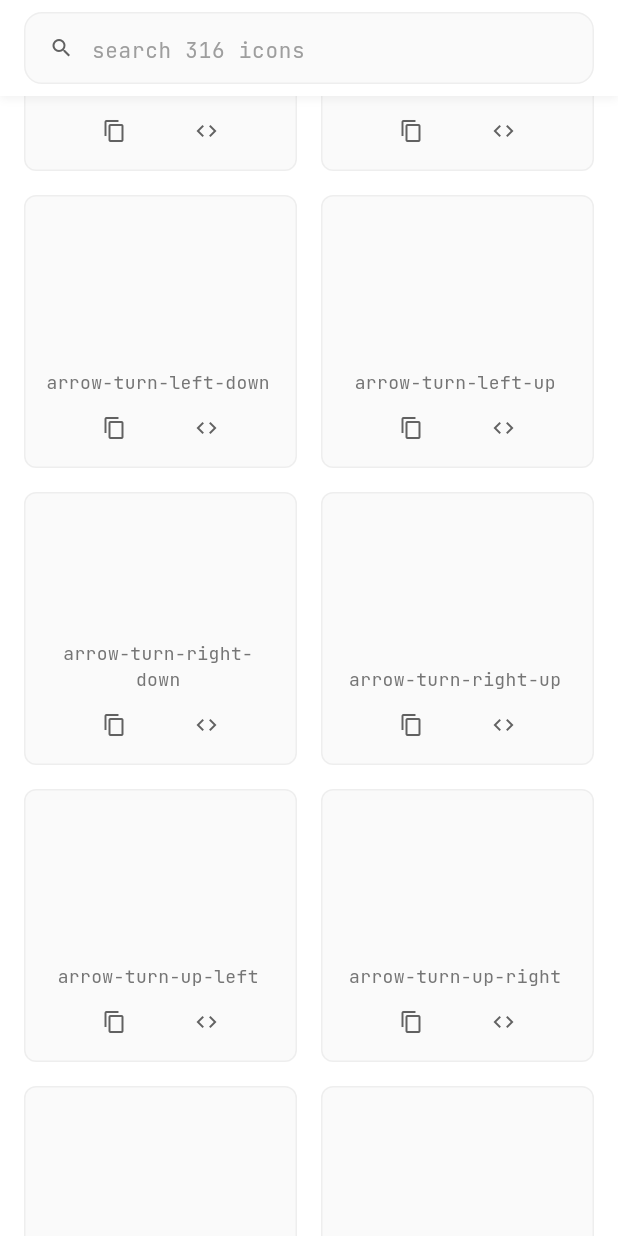
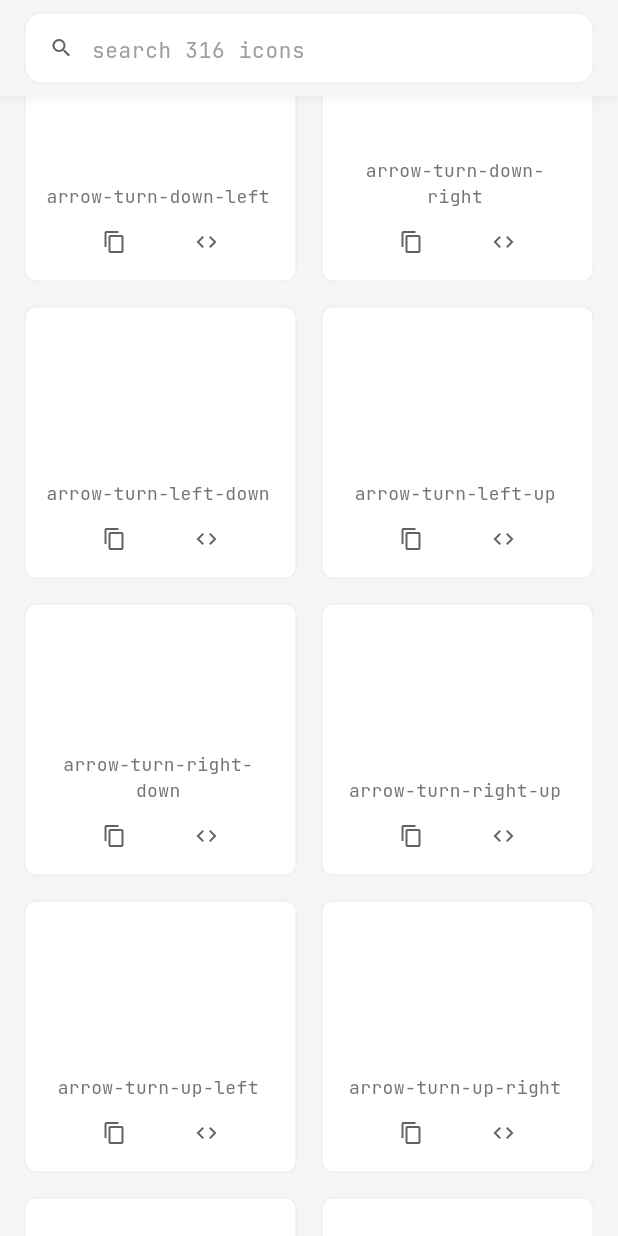
Before and after one commit to heroicons-animated/heroicons-animated-flutter, a Flutter app: the screen it shows after launch, scrolled down 3456 dp, on a phone screen of 412 x 824 dp. Run offline on Flutter 3.47's test engine with Material 3 defaults, Android fonts, the light colour scheme and no system bars; our stand-ins replace google_fonts; missing offline and left inert: path_parsing.

Commit message:
style: update color scheme for dark and light themes in animated icons demo and icon card

```diff
--- a/docs/lib/pages/animated_icons_demo.dart
+++ b/docs/lib/pages/animated_icons_demo.dart
@@ -87,7 +87,7 @@ class _AnimatedIconsDemoState extends State<AnimatedIconsDemo> {
   Widget build(BuildContext context) {
     final isDark = Theme.of(context).brightness == Brightness.dark;
     return Scaffold(
-      backgroundColor: isDark ? const Color(0xFF111111) : Colors.white,
+      backgroundColor: isDark ? const Color(0xFF141414) : const Color(0xFFF5F5F5),
       body: CustomScrollView(
         slivers: [
           SliverToBoxAdapter(child: _buildNavbar(isDark)),
@@ -128,7 +128,7 @@ class _AnimatedIconsDemoState extends State<AnimatedIconsDemo> {
 
   Widget _buildNavbar(bool isDark) {
     return Container(
-      color: isDark ? const Color(0xFF111111) : Colors.white,
+      color: isDark ? const Color(0xFF141414) : const Color(0xFFF5F5F5),
       padding: const EdgeInsets.fromLTRB(16, 14, 16, 10),
       child: Row(
         children: [
@@ -204,7 +204,7 @@ class _AnimatedIconsDemoState extends State<AnimatedIconsDemo> {
           child: Container(
             padding: const EdgeInsets.symmetric(horizontal: 16, vertical: 8),
             decoration: BoxDecoration(
-              color: isDark ? const Color(0xFF1A1A1A) : Colors.grey.shade50,
+              color: isDark ? Colors.black : Colors.white,
               borderRadius: BorderRadius.circular(8),
               border: Border.all(
                 color: isDark ? Colors.white12 : Colors.grey.shade200,
@@ -248,7 +248,7 @@ class _AnimatedIconsDemoState extends State<AnimatedIconsDemo> {
     return Container(
       padding: const EdgeInsets.symmetric(horizontal: 16),
       decoration: BoxDecoration(
-        color: isDark ? const Color(0xFF1A1A1A) : Colors.grey.shade50,
+        color: isDark ? Colors.black : Colors.white,
         borderRadius: BorderRadius.circular(12),
         border: Border.all(
           color: isDark ? Colors.white12 : Colors.grey.shade200,
@@ -355,23 +355,25 @@ class _AnimatedIconsDemoState extends State<AnimatedIconsDemo> {
     return InkWell(
       onTap: () => _launchUrl(url),
       borderRadius: BorderRadius.circular(6),
-      child: IntrinsicWidth(
       child: Container(
-          constraints: const BoxConstraints(minHeight: _buttonHeight),
+        height: _buttonHeight,
         margin: const EdgeInsets.symmetric(horizontal: 4),
-          padding: const EdgeInsets.symmetric(horizontal: 8, vertical: 6),
+        padding: const EdgeInsets.symmetric(horizontal: 10),
+        alignment: Alignment.center,
         decoration: BoxDecoration(
-            color: isDark ? const Color(0xFF1A1A1A) : Colors.grey.shade50,
+          color: isDark ? Colors.black : Colors.white,
           borderRadius: BorderRadius.circular(6),
           border: Border.all(color: isDark ? Colors.white24 : Colors.grey),
         ),
         child: Text(
           text,
+          maxLines: 1,
+          softWrap: false,
+          overflow: TextOverflow.visible,
           textAlign: TextAlign.center,
           style: TextStyle(
             fontSize: 14,
             color: isDark ? Colors.white : Colors.black,
-            ),
           ),
         ),
       ),
@@ -392,7 +394,7 @@ class _AnimatedIconsDemoState extends State<AnimatedIconsDemo> {
         margin: const EdgeInsets.symmetric(horizontal: 4),
         padding: const EdgeInsets.symmetric(horizontal: 8),
         decoration: BoxDecoration(
-          color: isDark ? const Color(0xFF1A1A1A) : Colors.grey.shade50,
+          color: isDark ? Colors.black : Colors.white,
           borderRadius: BorderRadius.circular(6),
           border: Border.all(color: isDark ? Colors.white24 : Colors.grey),
         ),
@@ -422,10 +424,10 @@ class _StickySearchDelegate extends SliverPersistentHeaderDelegate {
     final isSticky = shrinkOffset > 0;
     final isDark = Theme.of(context).brightness == Brightness.dark;
     return Container(
-      color: isDark ? const Color(0xFF111111) : Colors.white,
+      color: isDark ? const Color(0xFF141414) : const Color(0xFFF5F5F5),
       child: Container(
         decoration: BoxDecoration(
-          color: isDark ? const Color(0xFF111111) : Colors.white,
+          color: isDark ? const Color(0xFF141414) : const Color(0xFFF5F5F5),
           boxShadow: isSticky
               ? [
                   BoxShadow(
--- a/docs/lib/widgets/icon_card.dart
+++ b/docs/lib/widgets/icon_card.dart
@@ -22,7 +22,7 @@ class IconCard extends StatelessWidget {
     return Container(
       padding: const EdgeInsets.all(12),
       decoration: BoxDecoration(
-        color: isDark ? const Color(0xFF1A1A1A) : Colors.grey.shade50,
+        color: isDark ? Colors.black : Colors.white,
         borderRadius: BorderRadius.circular(8),
         border: Border.all(
           color: isDark ? Colors.white12 : Colors.grey.shade200,
```
Lines whose indentation alone changed are shown as unchanged.
